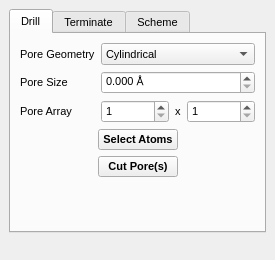
First picture: the form in src/gui/pores.ui, repository trisyoungs/aten, before the edit.
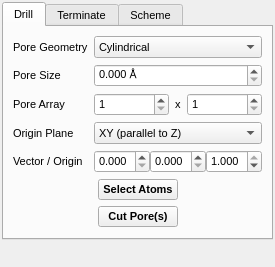
Second picture: the form after the edit.

Commit message: Added placeholders for pore-creation functions. Update PoresWidget.

Diff of the .ui file:
```diff
--- a/src/gui/pores.ui
+++ b/src/gui/pores.ui
@@ -5,8 +5,8 @@
    <rect>
     <x>0</x>
     <y>0</y>
-    <width>275</width>
-    <height>260</height>
+    <width>273</width>
+    <height>267</height>
    </rect>
   </property>
   <property name="sizePolicy">
@@ -18,7 +18,7 @@
   <property name="minimumSize">
    <size>
     <width>273</width>
-    <height>260</height>
+    <height>267</height>
    </size>
   </property>
   <property name="maximumSize">
@@ -43,10 +43,13 @@
   </property>
   <widget class="QWidget" name="dockWidgetContents">
    <layout class="QVBoxLayout" name="verticalLayout_4">
+    <property name="margin">
+     <number>2</number>
+    </property>
     <item>
      <widget class="QTabWidget" name="PoreTabWidget">
       <property name="sizePolicy">
-       <sizepolicy hsizetype="Expanding" vsizetype="Minimum">
+       <sizepolicy hsizetype="Expanding" vsizetype="Expanding">
         <horstretch>0</horstretch>
         <verstretch>0</verstretch>
        </sizepolicy>
@@ -168,6 +171,94 @@
             </property>
            </widget>
           </item>
+          <item row="3" column="0">
+           <widget class="QLabel" name="label_12">
+            <property name="text">
+             <string>Origin Plane</string>
+            </property>
+           </widget>
+          </item>
+          <item row="3" column="1">
+           <widget class="QComboBox" name="OriginPlaneCombo">
+            <property name="toolTip">
+             <string>Origin plane (cell / crystal face) of the pores</string>
+            </property>
+            <property name="currentIndex">
+             <number>2</number>
+            </property>
+            <item>
+             <property name="text">
+              <string>YZ (parallel to X)</string>
+             </property>
+            </item>
+            <item>
+             <property name="text">
+              <string>XZ (parallel to Y)</string>
+             </property>
+            </item>
+            <item>
+             <property name="text">
+              <string>XY (parallel to Z)</string>
+             </property>
+            </item>
+           </widget>
+          </item>
+          <item row="4" column="0">
+           <widget class="QLabel" name="label_13">
+            <property name="text">
+             <string>Vector / Origin</string>
+            </property>
+           </widget>
+          </item>
+          <item row="4" column="1">
+           <layout class="QHBoxLayout" name="horizontalLayout_7">
+            <property name="spacing">
+             <number>0</number>
+            </property>
+            <item>
+             <widget class="QDoubleSpinBox" name="PoreVectorX">
+              <property name="decimals">
+               <number>3</number>
+              </property>
+              <property name="maximum">
+               <double>1.000000000000000</double>
+              </property>
+              <property name="singleStep">
+               <double>0.100000000000000</double>
+              </property>
+             </widget>
+            </item>
+            <item>
+             <widget class="QDoubleSpinBox" name="PoreVectorY">
+              <property name="decimals">
+               <number>3</number>
+              </property>
+              <property name="maximum">
+               <double>1.000000000000000</double>
+              </property>
+              <property name="singleStep">
+               <double>0.100000000000000</double>
+              </property>
+             </widget>
+            </item>
+            <item>
+             <widget class="QDoubleSpinBox" name="PoreVectorZ">
+              <property name="decimals">
+               <number>3</number>
+              </property>
+              <property name="maximum">
+               <double>1.000000000000000</double>
+              </property>
+              <property name="singleStep">
+               <double>0.100000000000000</double>
+              </property>
+              <property name="value">
+               <double>1.000000000000000</double>
+              </property>
+             </widget>
+            </item>
+           </layout>
+          </item>
          </layout>
         </item>
         <item>
@@ -238,7 +329,7 @@
           <property name="sizeHint" stdset="0">
            <size>
             <width>20</width>
-            <height>43</height>
+            <height>0</height>
            </size>
           </property>
          </spacer>
```
Left out of the diff: 13 changed lines with no effect on the pictures. The commit also changes 9 other files.
